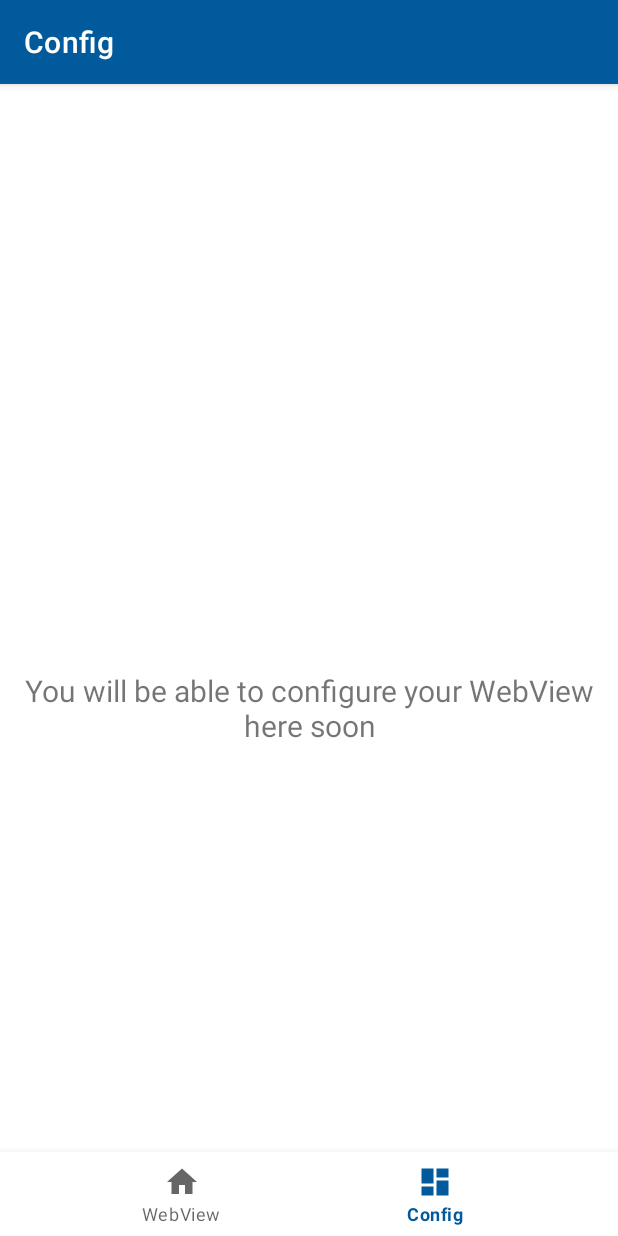
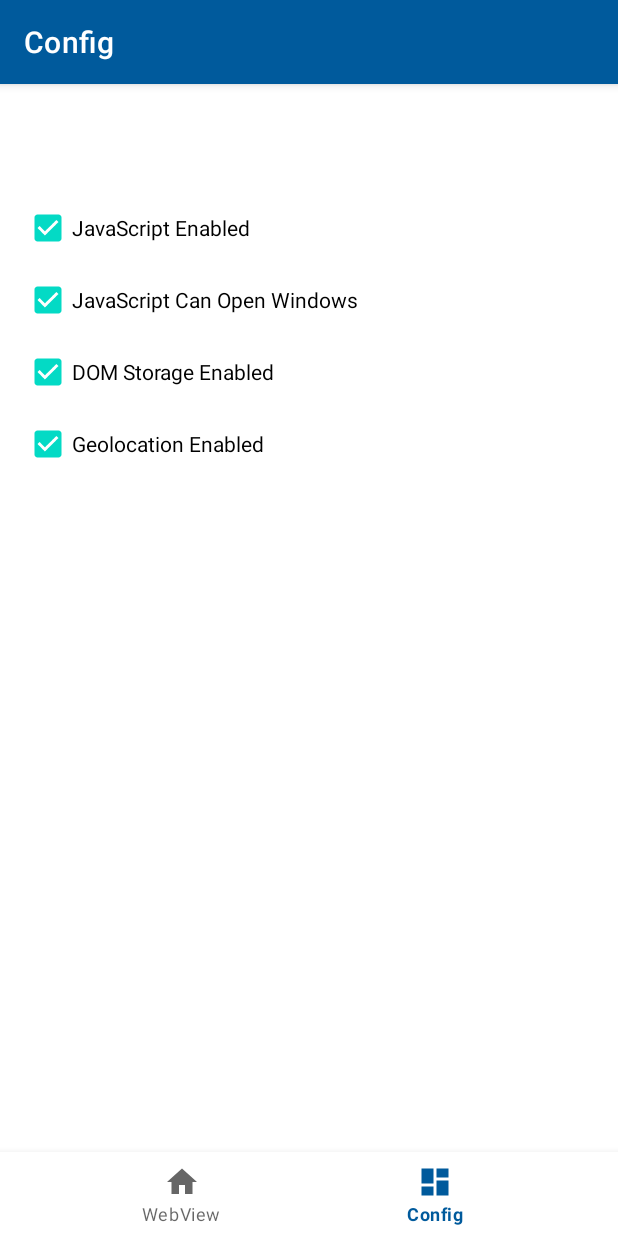
Before and after one commit to WebView-CG/CanIAndroidWebView, an Android app: the ConfigFragment screen opened through its navigation route, on a phone screen of 412 x 824 dp. Run offline under Robolectric (Android 15) with nearby library versions, the phone set to English and light mode, and no system bars; our stand-ins replace navigation-ui.

Commit message:
implement first setting

```diff
--- a/app/src/main/java/com/caniwebview/android/ui/config/ConfigFragment.kt
+++ b/app/src/main/java/com/caniwebview/android/ui/config/ConfigFragment.kt
@@ -1,38 +1,66 @@
 package com.caniwebview.android.ui.config
 
+import android.content.Context
+import android.content.SharedPreferences
 import android.os.Bundle
 import android.view.LayoutInflater
 import android.view.View
 import android.view.ViewGroup
-import android.widget.TextView
 import androidx.fragment.app.Fragment
-import androidx.lifecycle.ViewModelProvider
 import com.caniwebview.android.databinding.FragmentConfigBinding
 
 class ConfigFragment : Fragment() {
 
     private var _binding: FragmentConfigBinding? = null
-
-    // This property is only valid between onCreateView and
-    // onDestroyView.
     private val binding get() = _binding!!
+    private lateinit var sharedPreferences: SharedPreferences
 
     override fun onCreateView(
         inflater: LayoutInflater,
         container: ViewGroup?,
         savedInstanceState: Bundle?
     ): View {
-        val configViewModel =
-            ViewModelProvider(this).get(ConfigViewModel::class.java)
-
         _binding = FragmentConfigBinding.inflate(inflater, container, false)
         val root: View = binding.root
 
-        val textView: TextView = binding.textDashboard
-        configViewModel.text.observe(viewLifecycleOwner) {
-            textView.text = it
+        sharedPreferences = requireActivity().getSharedPreferences("WebViewSettings", Context.MODE_PRIVATE)
+
+        // Initialize UI elements and load saved settings
+        setupUI()
+        loadSettings()
+
+        return root
+    }
+
+    private fun setupUI() {
+        binding.javaScriptEnabledCheckBox.setOnCheckedChangeListener { _, isChecked ->
+            saveSetting("javaScriptEnabled", isChecked)
         }
-        return root
+        binding.javaScriptCanOpenWindowsCheckBox.setOnCheckedChangeListener { _, isChecked ->
+            saveSetting("javaScriptCanOpenWindows", isChecked)
+        }
+        binding.domStorageEnabledCheckBox.setOnCheckedChangeListener { _, isChecked ->
+            saveSetting("domStorageEnabled", isChecked)
+        }
+        binding.geolocationEnabledCheckBox.setOnCheckedChangeListener { _, isChecked ->
+            saveSetting("geolocationEnabled", isChecked)
+        }
+        // Add listeners for other settings here...
+    }
+
+    private fun loadSettings() {
+        binding.javaScriptEnabledCheckBox.isChecked = sharedPreferences.getBoolean("javaScriptEnabled", true)
+        binding.javaScriptCanOpenWindowsCheckBox.isChecked = sharedPreferences.getBoolean("javaScriptCanOpenWindows", true)
+        binding.domStorageEnabledCheckBox.isChecked = sharedPreferences.getBoolean("domStorageEnabled", true)
+        binding.geolocationEnabledCheckBox.isChecked = sharedPreferences.getBoolean("geolocationEnabled", true)
+        // Load other settings here...
+    }
+
+    private fun saveSetting(key: String, value: Boolean) {
+        with(sharedPreferences.edit()) {
+            putBoolean(key, value)
+            apply()
+        }
     }
 
     override fun onDestroyView() {
--- a/app/src/main/java/com/caniwebview/android/ui/webview/WebViewFragment.kt
+++ b/app/src/main/java/com/caniwebview/android/ui/webview/WebViewFragment.kt
@@ -1,6 +1,8 @@
 package com.caniwebview.android.ui.webview
 
 import android.annotation.SuppressLint
+import android.content.Context
+import android.content.SharedPreferences
 import android.os.Bundle
 import android.view.LayoutInflater
 import android.view.View
@@ -11,13 +13,14 @@ import android.webkit.WebViewClient
 import android.widget.Button
 import android.widget.EditText
 import androidx.fragment.app.Fragment
-import androidx.lifecycle.ViewModelProvider
 import com.caniwebview.android.databinding.FragmentWebviewBinding
 
 class WebViewFragment : Fragment() {
 
     private var _binding: FragmentWebviewBinding? = null
     private val binding get() = _binding!!
+    private lateinit var sharedPreferences: SharedPreferences
+    private lateinit var webView: WebView
 
     @SuppressLint("SetJavaScriptEnabled")
     override fun onCreateView(
@@ -25,33 +28,33 @@ class WebViewFragment : Fragment() {
         container: ViewGroup?,
         savedInstanceState: Bundle?
     ): View {
-        val webViewViewModel =
-            ViewModelProvider(this).get(WebViewViewModel::class.java)
-
         _binding = FragmentWebviewBinding.inflate(inflater, container, false)
         val root: View = binding.root
 
-        val webView: WebView = binding.webView
+        sharedPreferences =
+            requireActivity().getSharedPreferences("WebViewSettings", Context.MODE_PRIVATE)
+
+        webView = binding.webView
         val urlEditText: EditText = binding.urlEditText
         val loadButton: Button = binding.loadButton
 
         webView.webViewClient = WebViewClient()
 
-        // That's how Apache Cordova is configured by default
-        // https://github.com/apache/cordova-android/blob/a78fad17835f37e55b232427348d02c0c81bf491/framework/src/org/apache/cordova/engine/SystemWebViewEngine.java
-        webView.settings.javaScriptEnabled = true
-        webView.settings.javaScriptCanOpenWindowsAutomatically = true
-        webView.settings.layoutAlgorithm = WebSettings.LayoutAlgorithm.NORMAL
-        webView.settings.saveFormData = false
-        webView.settings.mediaPlaybackRequiresUserGesture = false
-        webView.settings.domStorageEnabled = true
-        webView.settings.setGeolocationEnabled(true)
-
-        // TODO make settings configurable
+        // Load url in field if saved
+        val savedUrl = sharedPreferences.getString("url", "https://caniwebview.com")
+        if (savedUrl != null) {
+            urlEditText.setText(savedUrl)
+            webView.loadUrl(savedUrl)
+        }
 
         loadButton.setOnClickListener {
             val url = urlEditText.text.toString()
             if (url.isNotEmpty()) {
+                // Save to preferences
+                with(sharedPreferences.edit()) {
+                    putString("url", url)
+                    apply()
+                }
                 webView.loadUrl(url)
             }
         }
@@ -59,6 +62,28 @@ class WebViewFragment : Fragment() {
         return root
     }
 
+    override fun onViewCreated(view: View, savedInstanceState: Bundle?) {
+        super.onViewCreated(view, savedInstanceState)
+        applyWebViewSettings(webView.settings)
+    }
+
+    override fun onResume() {
+        super.onResume()
+        applyWebViewSettings(webView.settings)
+    }
+
+    private fun applyWebViewSettings(settings: WebSettings) {
+        settings.javaScriptEnabled = sharedPreferences.getBoolean("javaScriptEnabled", true)
+        settings.javaScriptCanOpenWindowsAutomatically =
+            sharedPreferences.getBoolean("javaScriptCanOpenWindows", true)
+        settings.domStorageEnabled = sharedPreferences.getBoolean("domStorageEnabled", true)
+        settings.setGeolocationEnabled(sharedPreferences.getBoolean("geolocationEnabled", true))
+        // Apply other settings here...
+        settings.layoutAlgorithm = WebSettings.LayoutAlgorithm.NORMAL
+        settings.saveFormData = false
+        settings.mediaPlaybackRequiresUserGesture = false
+    }
+
     override fun onDestroyView() {
         super.onDestroyView()
         _binding = null
--- a/app/src/main/res/layout/fragment_config.xml
+++ b/app/src/main/res/layout/fragment_config.xml
@@ -1,22 +1,34 @@
 <?xml version="1.0" encoding="utf-8"?>
-<androidx.constraintlayout.widget.ConstraintLayout xmlns:android="http://schemas.android.com/apk/res/android"
-    xmlns:app="http://schemas.android.com/apk/res-auto"
-    xmlns:tools="http://schemas.android.com/tools"
+<LinearLayout xmlns:android="http://schemas.android.com/apk/res/android"
     android:layout_width="match_parent"
     android:layout_height="match_parent"
-    tools:context=".ui.config.ConfigFragment">
+    android:orientation="vertical"
+    android:padding="16dp">
 
-    <TextView
-        android:id="@+id/text_dashboard"
+    <CheckBox
+        android:id="@+id/javaScriptEnabledCheckBox"
         android:layout_width="match_parent"
         android:layout_height="wrap_content"
-        android:layout_marginStart="8dp"
-        android:layout_marginTop="8dp"
-        android:layout_marginEnd="8dp"
-        android:textAlignment="center"
-        android:textSize="20sp"
-        app:layout_constraintBottom_toBottomOf="parent"
-        app:layout_constraintEnd_toEndOf="parent"
-        app:layout_constraintStart_toStartOf="parent"
-        app:layout_constraintTop_toTopOf="parent" />
-</androidx.constraintlayout.widget.ConstraintLayout>
+        android:text="@string/javascript_enabled" />
+
+    <CheckBox
+        android:id="@+id/javaScriptCanOpenWindowsCheckBox"
+        android:layout_width="match_parent"
+        android:layout_height="wrap_content"
+        android:text="@string/javascript_can_open_windows" />
+
+    <CheckBox
+        android:id="@+id/domStorageEnabledCheckBox"
+        android:layout_width="match_parent"
+        android:layout_height="wrap_content"
+        android:text="@string/dom_storage_enabled" />
+
+    <CheckBox
+        android:id="@+id/geolocationEnabledCheckBox"
+        android:layout_width="match_parent"
+        android:layout_height="wrap_content"
+        android:text="@string/geolocation_enabled" />
+
+    <!-- Add more CheckBoxes for other settings here -->
+
+</LinearLayout>
--- a/app/src/main/res/values/strings.xml
+++ b/app/src/main/res/values/strings.xml
@@ -3,4 +3,8 @@
     <string name="title_webview">WebView</string>
     <string name="title_config">Config</string>
     <string name="default_url">https://caniwebview.com</string>
+    <string name="javascript_enabled">JavaScript Enabled</string>
+    <string name="javascript_can_open_windows">JavaScript Can Open Windows</string>
+    <string name="dom_storage_enabled">DOM Storage Enabled</string>
+    <string name="geolocation_enabled">Geolocation Enabled</string>
 </resources>
```
